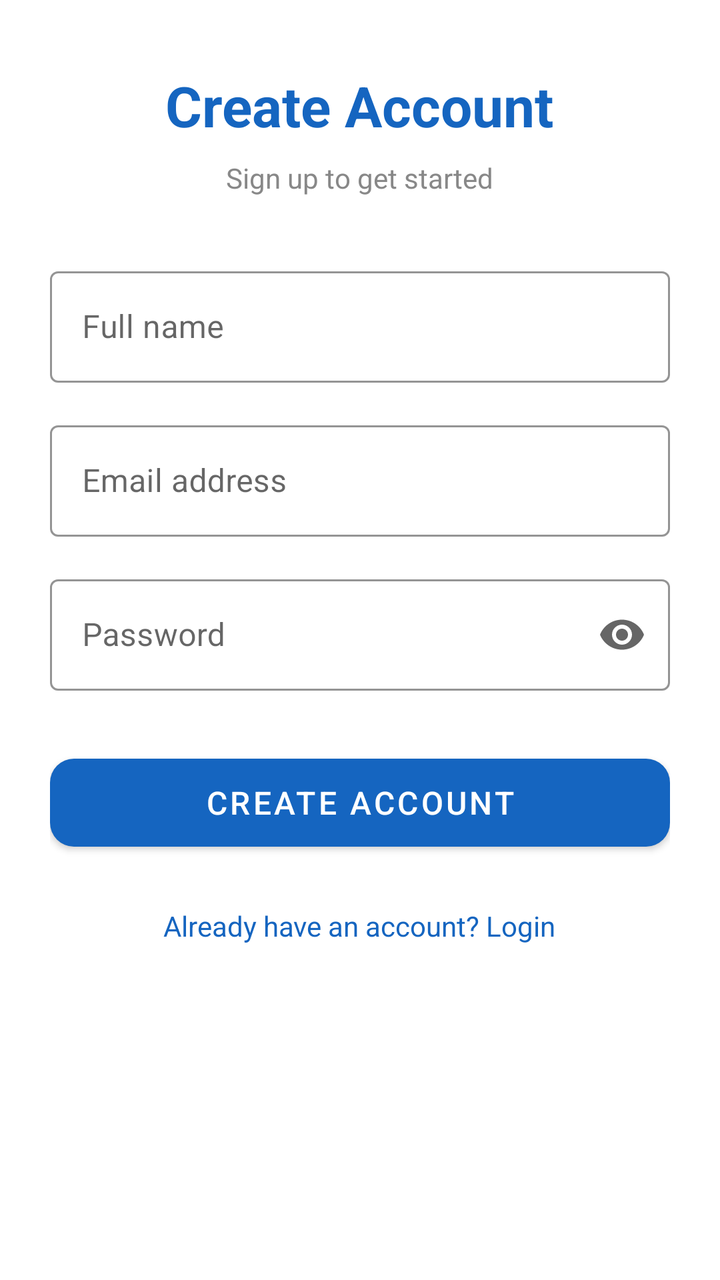
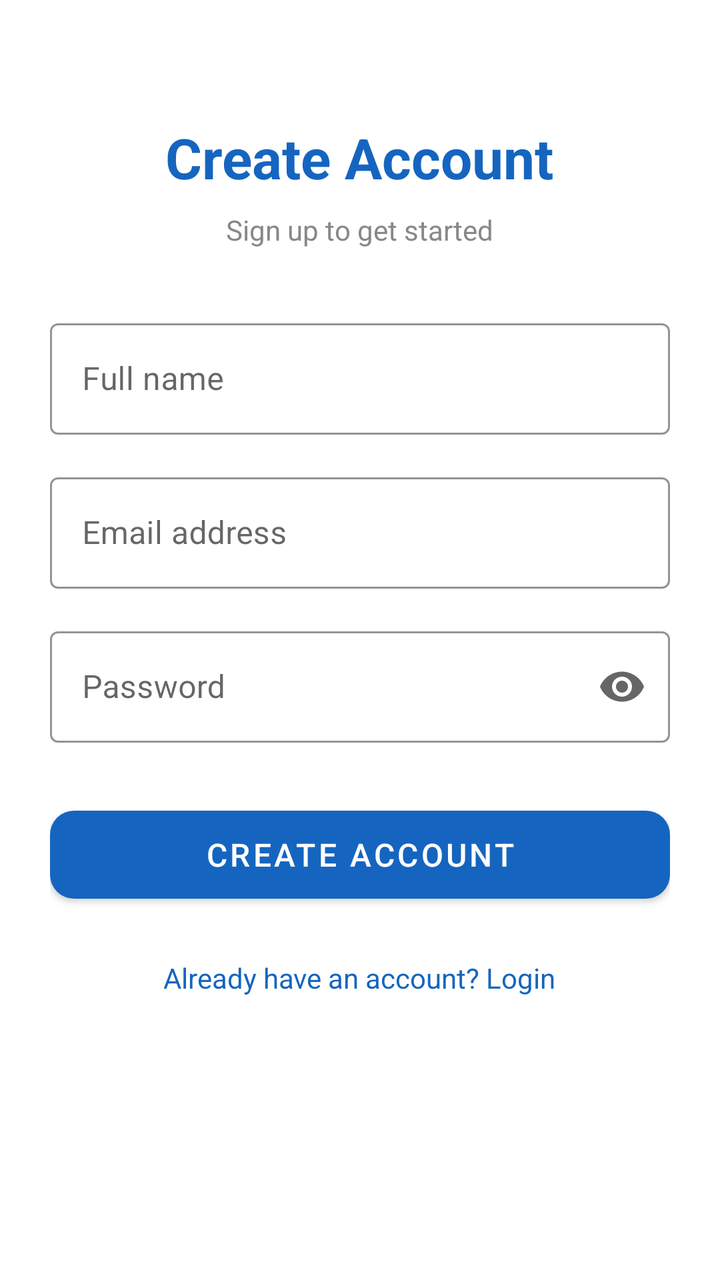

Two renders of the same Android screen: before a commit and after it. Below are the layout's source before the change and the commit's diff.
<!-- AndroidManifest.xml: another module's application theme Theme.NextCart -->
<!-- res/layout/activity_register.xml -->
<?xml version="1.0" encoding="utf-8"?>
<LinearLayout
    xmlns:android="http://schemas.android.com/apk/res/android"
    xmlns:app="http://schemas.android.com/apk/res-auto"
    android:layout_width="match_parent"
    android:layout_height="match_parent"
    android:orientation="vertical"
    android:gravity="center_horizontal"
    android:paddingStart="25dp"
    android:paddingEnd="25dp"
    android:paddingTop="34dp"
    android:paddingBottom="25dp">

    <TextView
        android:id="@+id/tvTitle"
        android:layout_width="wrap_content"
        android:layout_height="wrap_content"
        android:text="Create Account"
        android:textColor="@color/brand_primary"
        android:textSize="28sp"
        android:textStyle="bold" />

    <TextView
        android:id="@+id/tvSubtitle"
        android:layout_width="wrap_content"
        android:layout_height="wrap_content"
        android:layout_marginTop="8dp"
        android:text="Sign up to get started"
        android:textColor="#888888"
        android:textSize="14sp" />

    <com.google.android.material.textfield.TextInputLayout
        android:id="@+id/tilName"
        style="@style/Widget.MaterialComponents.TextInputLayout.OutlinedBox"
        android:layout_width="match_parent"
        android:layout_height="wrap_content"
        android:layout_marginTop="32dp"
        android:hint="Full name"
        app:boxStrokeColor="@color/brand_primary">

        <com.google.android.material.textfield.TextInputEditText
            android:id="@+id/etName"
            android:layout_width="match_parent"
            android:layout_height="wrap_content"
            android:inputType="textPersonName"
            android:maxLines="1" />

    </com.google.android.material.textfield.TextInputLayout>

    <com.google.android.material.textfield.TextInputLayout
        android:id="@+id/tilEmail"
        style="@style/Widget.MaterialComponents.TextInputLayout.OutlinedBox"
        android:layout_width="match_parent"
        android:layout_height="wrap_content"
        android:layout_marginTop="16dp"
        android:hint="Email address"
        app:boxStrokeColor="@color/brand_primary">

        <com.google.android.material.textfield.TextInputEditText
            android:id="@+id/etEmail"
            android:layout_width="match_parent"
            android:layout_height="wrap_content"
            android:inputType="textEmailAddress"
            android:maxLines="1" />

    </com.google.android.material.textfield.TextInputLayout>

    <com.google.android.material.textfield.TextInputLayout
        android:id="@+id/tilPassword"
        style="@style/Widget.MaterialComponents.TextInputLayout.OutlinedBox"
        android:layout_width="match_parent"
        android:layout_height="wrap_content"
        android:layout_marginTop="16dp"
        android:hint="Password"
        app:boxStrokeColor="@color/brand_primary"
        app:endIconMode="password_toggle">

        <com.google.android.material.textfield.TextInputEditText
            android:id="@+id/etPassword"
            android:layout_width="match_parent"
            android:layout_height="wrap_content"
            android:inputType="textPassword"
            android:maxLines="1" />

    </com.google.android.material.textfield.TextInputLayout>

    <com.google.android.material.button.MaterialButton
        android:id="@+id/btnRegister"
        android:layout_width="match_parent"
        android:layout_height="56dp"
        android:layout_marginTop="28dp"
        android:text="Create Account"
        android:textSize="16sp"
        app:backgroundTint="@color/brand_primary"
        app:cornerRadius="12dp" />

    <TextView
        android:id="@+id/tvLogin"
        android:layout_width="wrap_content"
        android:layout_height="wrap_content"
        android:layout_marginTop="24dp"
        android:text="Already have an account? Login"
        android:textColor="@color/brand_primary"
        android:textSize="14sp" />

</LinearLayout>
<!-- resources referenced by this layout -->
<resources>
  <color name="brand_primary">#1565C0</color>
  <style name="Theme.NextCart" parent="Theme.MaterialComponents.DayNight.NoActionBar">
  
          <item name="colorPrimary">@color/brand_primary</item>
          <item name="colorSecondary">@color/brand_secondary</item>
  
          <item name="android:statusBarColor">@color/brand_surface</item>
          <item name="android:navigationBarColor">@color/brand_surface</item>
  
      </style>
  <color name="brand_secondary">#42A5F5</color>
  <color name="brand_surface">#FFFFFF</color>
</resources>

<!-- the commit's change to res/layout/activity_register.xml (unified diff, before → after) -->
@@ -8,7 +8,7 @@
     android:gravity="center_horizontal"
     android:paddingStart="25dp"
     android:paddingEnd="25dp"
-    android:paddingTop="34dp"
+    android:paddingTop="60dp"
     android:paddingBottom="25dp">
 
     <TextView
